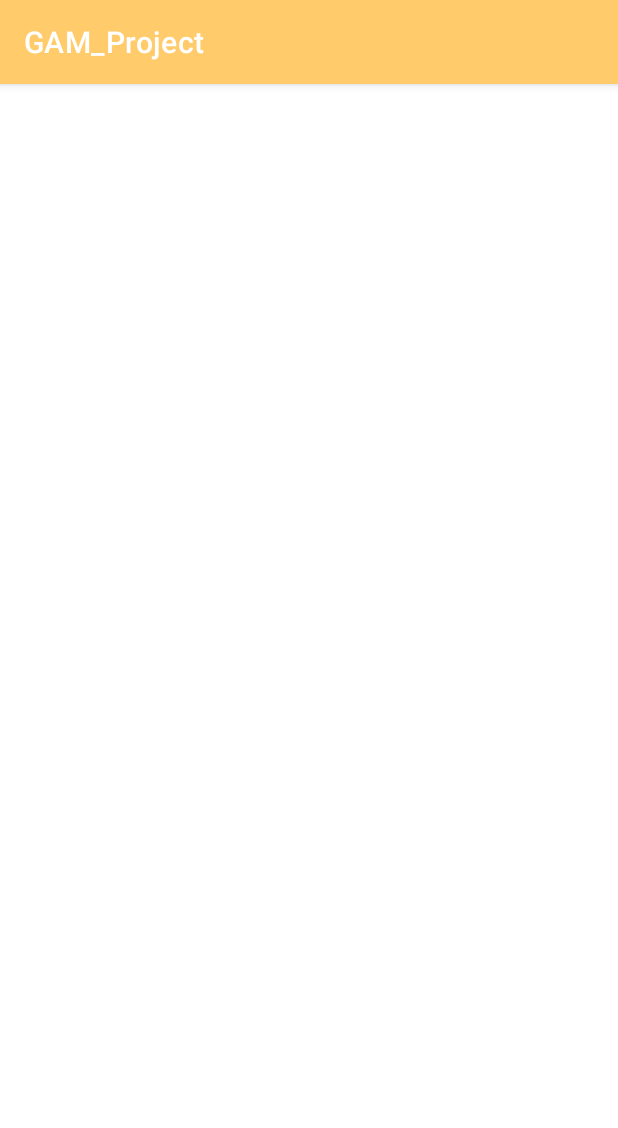
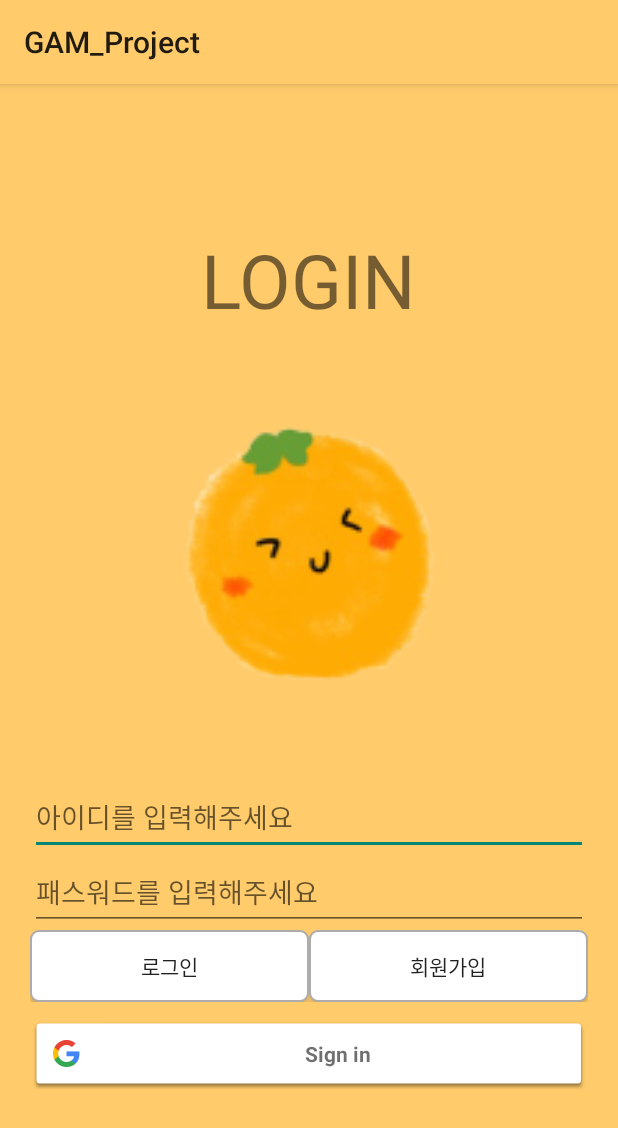
Before and after one commit to syeonk8/GAM_Project, an Android app: the screen it shows after launch (MapsActivity before the commit, LoginActivity after it), on a phone screen of 412 x 824 dp. Shown: the top 1128 px of the screen. Run offline under Robolectric (Android 15) with nearby library versions, the light colour scheme and no system bars; our stand-ins replace Firebase (no records; nobody signed in at launch, a user with empty details on screens opened directly).

Commit message:
gam_project(로그인 추가)

```diff
--- /dev/null
+++ b/app/src/main/java/com/example/gam_project/LoginActivity.kt
@@ -0,0 +1,138 @@
+package com.example.gam_project
+
+import android.content.Intent
+import android.os.Bundle
+import android.util.Log
+import android.view.View
+import android.widget.LinearLayout
+import androidx.appcompat.app.AppCompatActivity
+import com.example.gam_project.tracking.MapsActivity
+import com.example.gam_project.tracking.R
+import com.google.android.gms.auth.api.signin.GoogleSignIn
+import com.google.android.gms.auth.api.signin.GoogleSignInAccount
+import com.google.android.gms.auth.api.signin.GoogleSignInClient
+import com.google.android.gms.auth.api.signin.GoogleSignInOptions
+import com.google.android.gms.common.api.ApiException
+import com.google.android.material.snackbar.Snackbar
+import com.google.firebase.auth.FirebaseAuth
+import com.google.firebase.auth.FirebaseUser
+import com.google.firebase.auth.GoogleAuthProvider
+import kotlinx.android.synthetic.main.activity_login.*
+
+class LoginActivity : AppCompatActivity(), View.OnClickListener {
+
+
+    //firebase Auth
+    private lateinit var firebaseAuth: FirebaseAuth
+    //google client
+    private lateinit var googleSignInClient: GoogleSignInClient
+
+    //private const val TAG = "GoogleActivity"
+    private val RC_SIGN_IN = 99
+
+    override fun onCreate(savedInstanceState: Bundle?) {
+        super.onCreate(savedInstanceState)
+        setContentView(R.layout.activity_login)
+
+        //btn_googleSignIn.setOnClickListener (this) // 구글 로그인 버튼
+        btn_googleSignIn.setOnClickListener {signIn()}
+
+        //Google 로그인 옵션 구성. requestIdToken 및 Email 요청
+        val gso = GoogleSignInOptions.Builder(GoogleSignInOptions.DEFAULT_SIGN_IN)
+            .requestIdToken(getString(R.string.firebase_web_client_id))
+            //'R.string.default_web_client_id' 에는 본인의 클라이언트 아이디를 넣어주시면 됩니다.
+            //저는 스트링을 따로 빼서 저렇게 사용했지만 스트링을 통째로 넣으셔도 됩니다.
+            .requestEmail()
+            .build()
+
+        googleSignInClient = GoogleSignIn.getClient(this, gso)
+
+        //firebase auth 객체
+        firebaseAuth = FirebaseAuth.getInstance()
+    }
+
+    // onStart. 유저가 앱에 이미 구글 로그인을 했는지 확인
+    public override fun onStart() {
+        super.onStart()
+        val account = GoogleSignIn.getLastSignedInAccount(this)
+        if(account!==null){ // 이미 로그인 되어있을시 바로 메인 액티비티로 이동
+            toMapsActivity(firebaseAuth.currentUser)
+        }
+    } //onStart End
+
+    // onActivityResult
+    public override fun onActivityResult(requestCode: Int, resultCode: Int, data: Intent?) {
+        super.onActivityResult(requestCode, resultCode, data)
+
+        // Result returned from launching the Intent from GoogleSignInApi.getSignInIntent(...);
+        if (requestCode == RC_SIGN_IN) {
+            val task = GoogleSignIn.getSignedInAccountFromIntent(data)
+            try {
+                // Google Sign In was successful, authenticate with Firebase
+                val account = task.getResult(ApiException::class.java)
+                firebaseAuthWithGoogle(account!!)
+
+            } catch (e: ApiException) {
+                // Google Sign In failed, update UI appropriately
+                Log.w("LoginActivity", "Google sign in failed", e)
+            }
+        }
+    } // onActivityResult End
+
+    // firebaseAuthWithGoogle
+    private fun firebaseAuthWithGoogle(acct: GoogleSignInAccount) {
+        Log.d("LoginActivity", "firebaseAuthWithGoogle:" + acct.id!!)
+
+        //Google SignInAccount 객체에서 ID 토큰을 가져와서 Firebase Auth로 교환하고 Firebase에 인증
+        val credential = GoogleAuthProvider.getCredential(acct.idToken, null)
+        firebaseAuth.signInWithCredential(credential)
+            .addOnCompleteListener(this) { task ->
+                if (task.isSuccessful) {
+                    Log.w("LoginActivity", "firebaseAuthWithGoogle 성공", task.exception)
+                    toMapsActivity(firebaseAuth?.currentUser)
+                } else {
+                    Log.w("LoginActivity", "firebaseAuthWithGoogle 실패", task.exception)
+                    Snackbar.make(btn_googleSignIn, "로그인에 실패하였습니다.", Snackbar.LENGTH_SHORT).show()
+                }
+            }
+    }// firebaseAuthWithGoogle END
+
+
+    // toMainActivity
+    fun toMapsActivity(user: FirebaseUser?) {
+        if(user !=null) { // MapsActivity 로 이동
+            startActivity(Intent(this, MapsActivity::class.java))
+            finish()
+        }
+    } // toMainActivity End
+
+    // signIn
+    private fun signIn() {
+        val signInIntent = googleSignInClient.signInIntent
+        startActivityForResult(signInIntent, RC_SIGN_IN)
+    }
+    // signIn End
+
+    override fun onClick(p0: View?) {
+    }
+
+
+    private fun signOut() { // 로그아웃
+        // Firebase sign out
+        firebaseAuth.signOut()
+
+        // Google sign out
+        googleSignInClient.signOut().addOnCompleteListener(this) {
+            //updateUI(null)
+        }
+    }
+
+    private fun revokeAccess() { //회원탈퇴
+        // Firebase sign out
+        firebaseAuth.signOut()
+        googleSignInClient.revokeAccess().addOnCompleteListener(this) {
+
+        }
+    }
+
+}
--- /dev/null
+++ b/app/src/main/res/drawable/btn_white.xml
@@ -0,0 +1,15 @@
+<?xml version="1.0" encoding="utf-8"?>
+<shape xmlns:android="http://schemas.android.com/apk/res/android"
+    android:shape="rectangle" android:padding = "10dp">
+    <!-- 버튼 색깔 -->
+    <solid android:color="#FFFFFFFF"/>
+    <!-- 네 귀퉁이? 모양 -->
+    <corners
+        android:bottomLeftRadius="5dp"
+        android:bottomRightRadius="5dp"
+        android:topLeftRadius="5dp"
+        android:topRightRadius="5dp"/>
+    <!-- 테두리 색깔 -->
+    <stroke android:width="1dp"
+        android:color="#acacac"/>
+</shape>
--- a/app/src/main/res/drawable/menu_click_color.xml
+++ b/app/src/main/res/drawable/menu_click_color.xml
@@ -1,7 +1,7 @@
 <?xml version="1.0" encoding="utf-8"?>
 <selector xmlns:android="http://schemas.android.com/apk/res/android">
     <item
-        android:color="@color/Orange"
+        android:color="@color/orange"
         android:state_checked="true"/>
 
     <item
--- /dev/null
+++ b/app/src/main/res/layout/activity_login.xml
@@ -0,0 +1,75 @@
+<?xml version="1.0" encoding="utf-8"?>
+<LinearLayout xmlns:android="http://schemas.android.com/apk/res/android"
+    android:layout_width="match_parent"
+    android:layout_height = "match_parent"
+    android:padding="20dp"
+    android:background="@color/gold"
+    android:gravity="center"
+    android:orientation="vertical">
+
+    <TextView
+        android:layout_width="wrap_content"
+        android:layout_height="wrap_content"
+        android:text="LOGIN"
+
+        android:textSize="50dp"/>
+
+    <ImageView
+        android:layout_width="match_parent"
+        android:layout_height="300dp"
+        android:layout_gravity="center"
+        android:background="@null"
+        android:src="@mipmap/ic_launcher_gam_foreground" />
+
+
+
+    <LinearLayout
+        android:layout_width="match_parent"
+        android:layout_height="100dp"
+        android:orientation="vertical">
+        <EditText
+            android:layout_width="match_parent"
+            android:layout_height="50dp"
+            android:inputType="text"
+            android:hint="@string/id_req"
+            android:layout_gravity="center"/>
+        <EditText
+            android:layout_width="match_parent"
+            android:layout_height="50dp"
+            android:inputType="textPassword"
+            android:hint="@string/pw_req"
+            android:layout_gravity="center"/>
+    </LinearLayout>
+
+    <LinearLayout
+        android:layout_width="match_parent"
+        android:layout_height="wrap_content"
+        android:orientation="horizontal">
+        <Button
+            android:layout_width="wrap_content"
+            android:layout_height="wrap_content"
+            android:text="@string/btn_login"
+            android:background="@drawable/btn_white"
+            android:layout_weight="1"/>
+        <Button
+            android:layout_width="wrap_content"
+            android:layout_height="wrap_content"
+            android:text="@string/btn_registration"
+            android:background="@drawable/btn_white"
+            android:layout_weight="1"/>
+    </LinearLayout>
+
+
+
+    <!--Google Sign In 부분-->
+    <com.google.android.gms.common.SignInButton
+
+        android:id="@+id/btn_googleSignIn"
+        android:layout_width="match_parent"
+        android:layout_height="wrap_content"
+        android:layout_marginTop="10dp">
+
+
+    </com.google.android.gms.common.SignInButton>
+
+</LinearLayout>
--- /dev/null
+++ b/app/src/main/res/menu/menu.xml
@@ -0,0 +1,5 @@
+<?xml version="1.0" encoding="utf-8"?>
+<menu xmlns:android="http://schemas.android.com/apk/res/android">
+    <item android:id="@+id/log_out"
+        android:title="Log Out"/>
+</menu>
--- a/app/src/main/res/menu/navi_menu.xml
+++ b/app/src/main/res/menu/navi_menu.xml
@@ -13,7 +13,7 @@
 
     <item
         android:id="@+id/myPageFragment"
-        android:title="마이페이지"
+        android:title="My"
         android:icon="@drawable/ic_account_circle"/>
 
 </menu>
--- a/app/src/main/res/values/colors.xml
+++ b/app/src/main/res/values/colors.xml
@@ -7,6 +7,7 @@
     <color name="teal_700">#FF018786</color>
     <color name="black">#FF000000</color>
     <color name="white">#FFFFFFFF</color>
-    <color name="Gold">#FFcb6b</color>
-    <color name="Orange">#FB8C00</color>
+    <color name="gold">#FFcb6b</color>
+    <color name="orange">#FB8C00</color>
+    <color name="grey">#d3d3d3</color>
 </resources>
--- a/app/src/main/res/values/strings.xml
+++ b/app/src/main/res/values/strings.xml
@@ -3,4 +3,19 @@
     <string name="title_activity_maps">MapsActivity</string>
     <!-- TODO: Remove or change this placeholder text -->
     <string name="hello_blank_fragment">Hello blank fragment</string>
+    <string name="title_activity_login">LoginActivity</string>
+    <string name="prompt_email">Email</string>
+    <string name="prompt_password">Password</string>
+    <string name="action_sign_in">Sign in or register</string>
+    <string name="action_sign_in_short">Sign in</string>
+    <string name="welcome">"Welcome !"</string>
+    <string name="invalid_username">Not a valid username</string>
+    <string name="invalid_password">Password must be >5 characters</string>
+    <string name="login_failed">"Login failed"</string>
+    <string name="firebase_web_client_id">775410715485-4po9qlu53faglhagkvkvur6i9me1quok.apps.googleusercontent.com</string>
+    <string name="id_req">아이디를 입력해주세요</string>
+    <string name="pw_req">패스워드를 입력해주세요</string>
+    <string name="btn_login">로그인</string>
+    <string name="btn_registration">회원가입</string>
+
 </resources>
--- a/app/src/main/res/values/themes.xml
+++ b/app/src/main/res/values/themes.xml
@@ -1,9 +1,9 @@
 <resources xmlns:tools="http://schemas.android.com/tools">
     <!-- Base application theme. -->
-    <style name="Theme.GAM_Project" parent="Theme.MaterialComponents.DayNight.DarkActionBar">
+    <style name="Theme.GAM_Project" parent="Theme.AppCompat.Light">
         <!-- Primary brand color. -->
-        <item name="colorPrimary">@color/Gold</item>
-        <item name="colorPrimaryVariant">@color/Gold</item>
+        <item name="colorPrimary">@color/gold</item>
+        <item name="colorPrimaryVariant">@color/gold</item>
         <item name="colorOnPrimary">@color/white</item>
         <!-- Secondary brand color. -->
         <item name="colorSecondary">@color/teal_200</item>
@@ -12,5 +12,6 @@
         <!-- Status bar color. -->
         <item name="android:statusBarColor" tools:targetApi="l">?attr/colorPrimaryVariant</item>
         <!-- Customize your theme here. -->
+
     </style>
 </resources>
```
Also changed, not shown: app/build.gradle (+13 -1 lines), app/src/main/AndroidManifest.xml (+14 -8 lines), app/src/main/java/com/example/gam_project/MapsActivity.kt (+24 -1 lines), app/src/main/res/drawable/btn_orange.xml (added, +15 -0 lines), app/src/main/res/layout/activity_main.xml (+5 -8 lines), build.gradle (+5 -3 lines), 1 other file.
